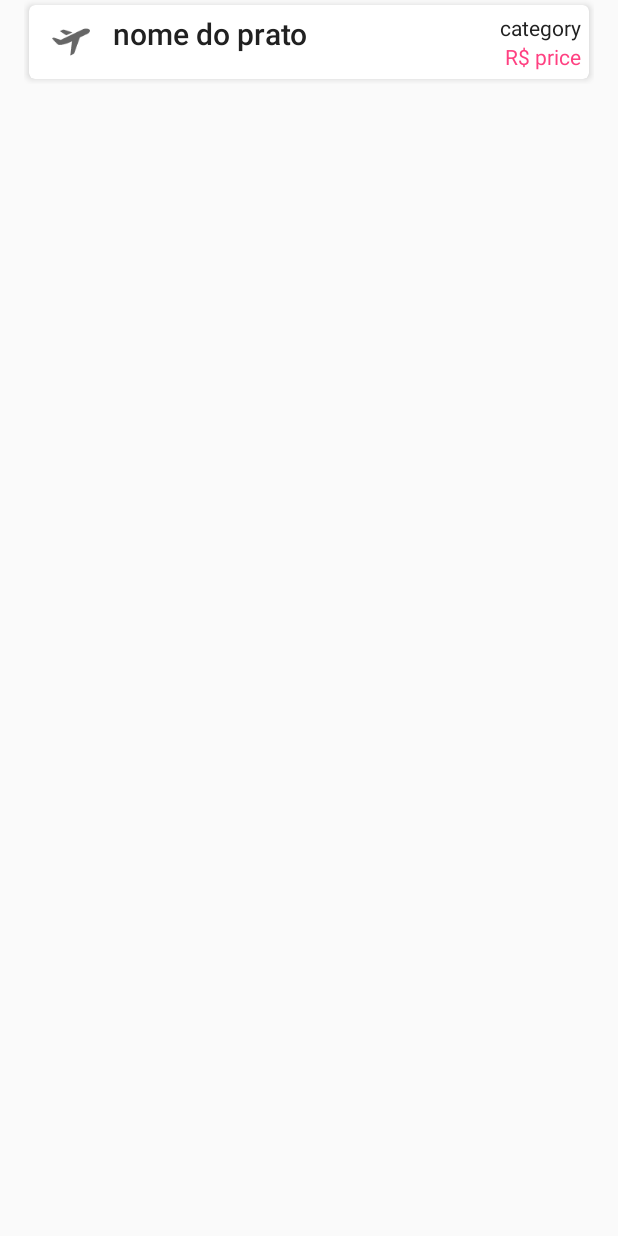
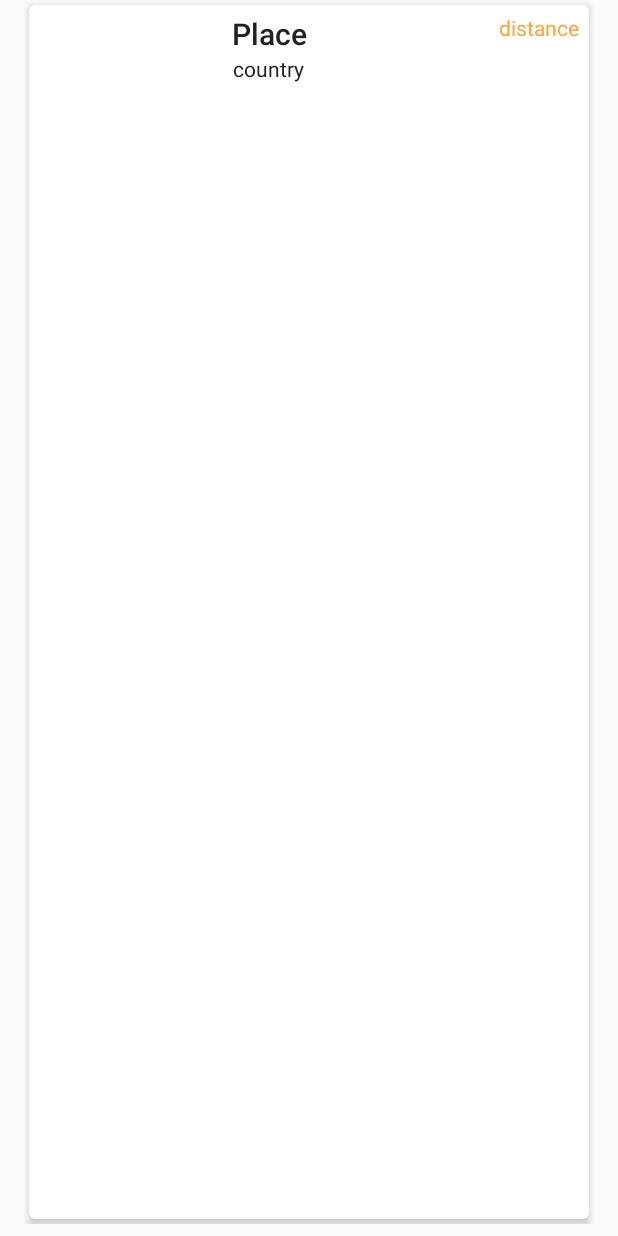
Before and after one commit to alessandrogurgel/pedefacil, an Android app: the layout cardapio_list_item.xml on its own in the app's theme, with its tools: preview values and no code run, on a phone screen of 412 x 824 dp. Run offline under Robolectric (Android 15) with nearby library versions, the phone set to English and light mode, and no system bars.

Commit message:
melhorando design de listagem

```diff
--- a/YourAppIdea/src/main/java/org/michenux/yourappidea/restaurante/cardapio/CardapioAdapter.java
+++ b/YourAppIdea/src/main/java/org/michenux/yourappidea/restaurante/cardapio/CardapioAdapter.java
@@ -33,7 +33,7 @@ public class CardapioAdapter extends ArrayAdapter<Cardapio> {
 
         name.setText(cardapio.getName());
         category.setText(cardapio.getCategoy());
-        price.setText(Double.toString(cardapio.getPrice()));
+        price.setText(String.format("R$ %s", Double.toString(cardapio.getPrice())));
     }
 
     @Override
--- a/YourAppIdea/src/main/java/org/michenux/yourappidea/restaurante/cardapio/CardapioListFragment.java
+++ b/YourAppIdea/src/main/java/org/michenux/yourappidea/restaurante/cardapio/CardapioListFragment.java
@@ -56,10 +56,6 @@ public class CardapioListFragment extends Fragment implements ItemClickSupport.O
 
         ListView listView = (ListView) view.findViewById(R.id.cardapio_recyclerview);
 
-//        List<String> mObjects = new ArrayList<String>(Arrays.asList("1","2","3"));
-//        ArrayAdapter<String> mAdapter = new ArrayAdapter<>(getActivity(), R.layout.listview_row, mObjects);
-//        listView.setAdapter(mAdapter);
-
         listView.setAdapter(mCardapioAdapter);
         return view;
 
--- a/YourAppIdea/src/main/res/layout/cardapio_list_item.xml
+++ b/YourAppIdea/src/main/res/layout/cardapio_list_item.xml
@@ -4,37 +4,38 @@
     xmlns:card_view="http://schemas.android.com/apk/res-auto"
     xmlns:tools="http://schemas.android.com/tools"
     android:layout_width="match_parent"
-    android:layout_height="wrap_content"
+    android:layout_height="match_parent"
     android:paddingLeft="16dp"
     android:paddingRight="16dp"
-    android:paddingBottom="5dp"
+    android:paddingBottom="8dp"
     android:orientation="vertical">
 
     <android.support.v7.widget.CardView
         android:id="@+id/cardapio_item_cardview"
-        android:layout_gravity="center"
         android:layout_width="match_parent"
         android:layout_height="match_parent"
+        android:layout_gravity="center"
         android:layout_margin="3dp"
         card_view:cardCornerRadius="4dp"
         card_view:cardElevation="3dp">
 
         <RelativeLayout
-            android:layout_width="match_parent"
-            android:layout_height="wrap_content"
-            android:gravity="left|center"
-            android:orientation="horizontal"
-            android:padding="5dp">
+            android:orientation="vertical" android:layout_width="match_parent"
+            android:layout_height="match_parent"
+            android:paddingBottom="5dp"
+            android:paddingLeft="5dp"
+            android:paddingTop="5dp">
 
             <ImageView
                 android:id="@+id/cardapio_item_picture"
                 android:layout_alignParentLeft="true"
+                android:layout_alignParentTop="true"
                 android:layout_centerVertical="true"
-                android:layout_width="wrap_content"
-                android:layout_height="wrap_content"
-                android:paddingLeft="10dp"
-                tools:src="@drawable/airport_takeoff"
-                android:paddingRight="15dp"/>
+                android:adjustViewBounds="true"
+                android:scaleType="centerCrop"
+                android:layout_width="120dp"
+                android:layout_height="80dp"
+                android:layout_marginRight="10dp"/>
 
             <TextView
                 android:id="@+id/cardapio_item_name"
@@ -42,47 +43,39 @@
                 android:layout_height="wrap_content"
                 android:layout_toRightOf="@id/cardapio_item_picture"
                 android:gravity="center_vertical"
-                android:text="nome do prato"
-                android:textAppearance="@style/TextAppearance.AppCompat.Title">
+                android:textIsSelectable="true"
+                android:textAppearance="@style/Base.TextAppearance.AppCompat.Title"
+                tools:text="Place">
             </TextView>
 
             <TextView
                 android:id="@+id/cardapio_item_category"
                 android:layout_width="wrap_content"
                 android:layout_height="wrap_content"
-                android:layout_alignParentRight="true"
-                android:layout_toRightOf="@id/cardapio_item_name"
+                android:layout_toRightOf="@id/cardapio_item_picture"
+                android:layout_below="@id/cardapio_item_name"
                 android:gravity="right|center_vertical"
-                tools:text="category"
-                android:textAppearance="@style/TextAppearance.AppCompat.Body1">
-            </TextView>
-
-            <TextView
-                android:id="@+id/flight_type"
-                android:layout_width="wrap_content"
-                android:layout_height="wrap_content"
-                android:layout_alignParentRight="true"
-                android:layout_below="@id/flight_from"
-                android:layout_marginLeft="10px"
-                android:gravity="right|center_vertical"
-                tools:text=""
-                android:textAppearance="@style/TextAppearance.AppCompat.Body1"
-                android:layout_alignLeft="@+id/flight_name">
+                android:textIsSelectable="true"
+                android:textAppearance="@style/Base.TextAppearance.AppCompat.Body1"
+                tools:text="country">
             </TextView>
 
             <TextView
                 android:id="@+id/cardapio_item_price"
                 android:layout_width="wrap_content"
                 android:layout_height="wrap_content"
+                android:layout_below="@id/aroundme_placecountry"
+                android:layout_marginRight="10px"
+                android:layout_toLeftOf="@id/aroundme_placename"
+                android:gravity="center_vertical"
+                android:textColor="@color/price_color"
+                android:textIsSelectable="true"
+                android:textAppearance="@style/Base.TextAppearance.AppCompat.Body1"
                 android:layout_alignParentRight="true"
-                android:layout_below="@id/flight_type"
-                android:layout_marginLeft="10px"
-                android:gravity="center_vertical"
-                tools:text="R$ price"
-                android:textColor="?attr/colorAccent"
-                android:textAppearance="@style/TextAppearance.AppCompat.Body1">
+                tools:text="distance">
             </TextView>
 
         </RelativeLayout>
     </android.support.v7.widget.CardView>
+
 </LinearLayout>
--- a/YourAppIdea/src/main/res/values/colors.xml
+++ b/YourAppIdea/src/main/res/values/colors.xml
@@ -16,6 +16,7 @@
     <color name="primary_dark">#303F9F</color>
     <color name="primary_light">#C5CAE9</color>
     <color name="accent">#FF4081</color>
+    <color name="price_color">#FFA441</color>
     <color name="primary_text">#212121</color>
     <color name="secondary_text">#727272</color>
     <color name="icons">#FFFFFF</color>
```
